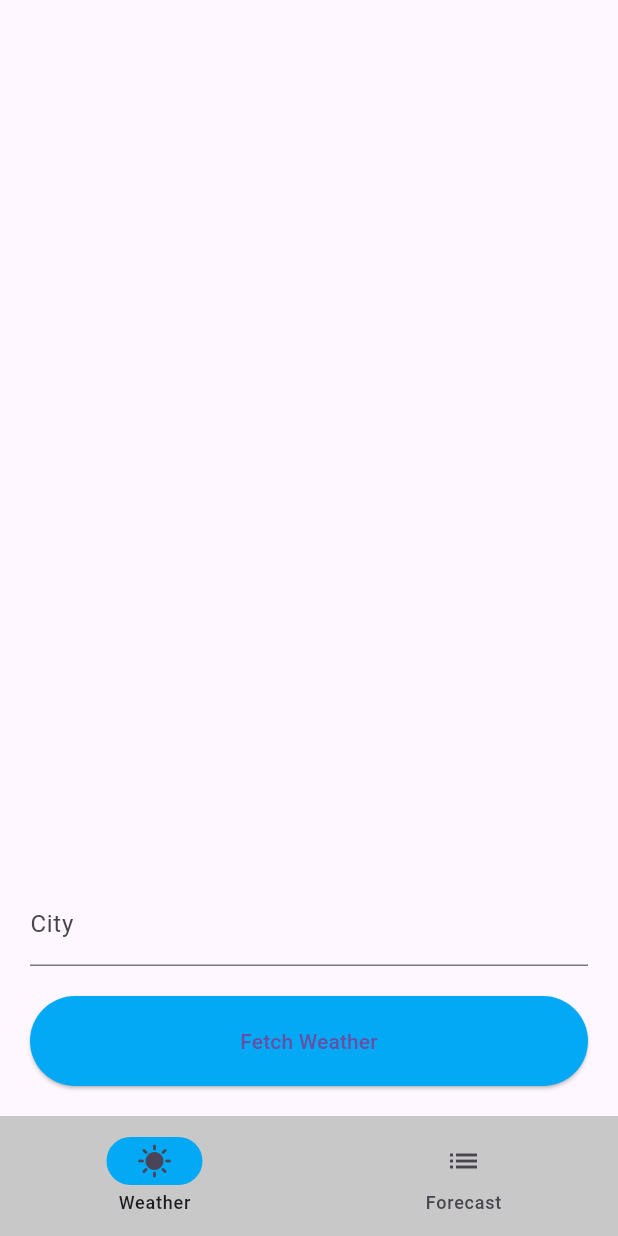
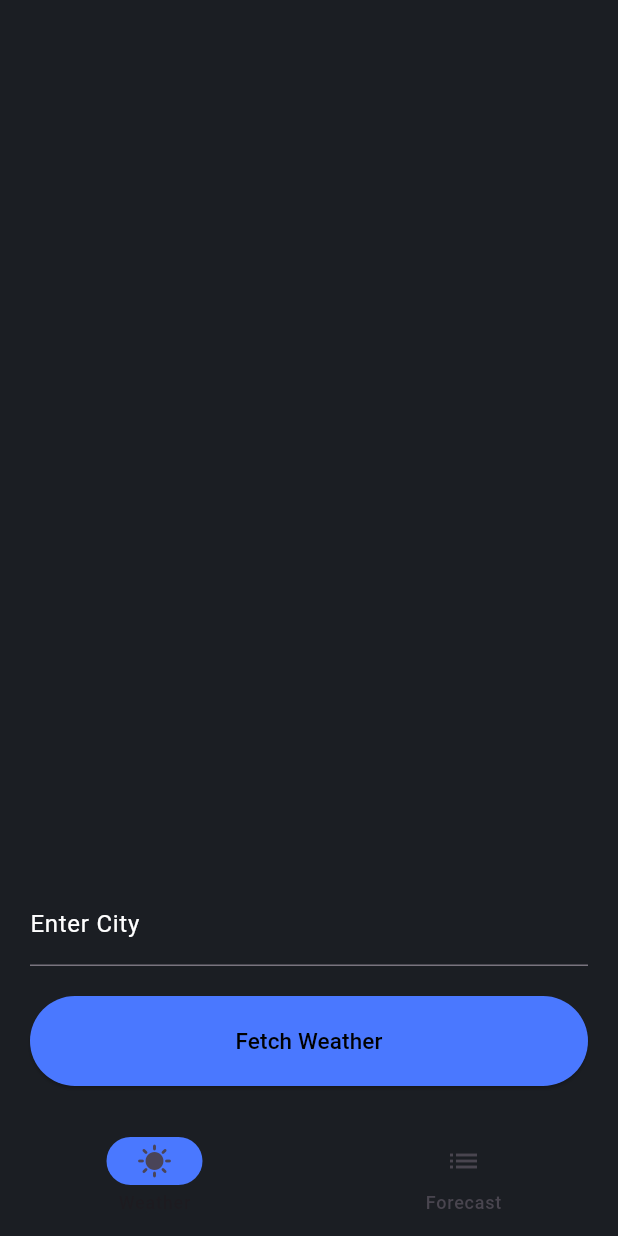
Before and after one commit to TyostoKarry/flutter-weather-app, a Flutter app: the screen it shows after launch, on a phone screen of 412 x 824 dp. Run offline on Flutter 3.47's test engine with Material 3 defaults, Android fonts, the phone set to English and light mode, and no system bars; our stand-ins replace flutter_dotenv, flutter_keyboard_visibility.

Commit message:
Styled the application

```diff
--- a/lib/main.dart
+++ b/lib/main.dart
@@ -51,8 +51,8 @@ class _MyNavigationBarState extends State<MyNavigationBar> {
             },
           );
         },
-        indicatorColor: Colors.lightBlue,
-        backgroundColor: const Color.fromARGB(255, 200, 200, 200),
+        indicatorColor: const Color.fromARGB(255, 74, 120, 255),
+        backgroundColor: const Color.fromARGB(255, 27, 30, 35),
         selectedIndex: currentPageIndex,
         destinations: const <Widget>[
           NavigationDestination(
--- a/lib/screens/weather_screen.dart
+++ b/lib/screens/weather_screen.dart
@@ -17,7 +17,7 @@ class WeatherScreen extends StatefulWidget {
 class _WeatherScreenState extends State<WeatherScreen> {
   String? apiKey = dotenv.env['API_KEY'] ?? "";
 
-  // Height of the displayed data changed acordingly if keyboard is opened and closed
+  // Height of the displayed data container. Is changed accordingly if keyboard is opened and closed
   double keyboardSize = 0;
 
   // Data gained from the openweathermap API
@@ -102,7 +102,9 @@ class _WeatherScreenState extends State<WeatherScreen> {
 
   @override
   Widget build(BuildContext context) {
-    return Column(
+    return Scaffold(
+      backgroundColor: const Color.fromARGB(255, 27, 30, 35),
+      body: Column(
         children: <Widget>[
           if (weatherIcon.isNotEmpty &&
               cityName.isNotEmpty &&
@@ -114,24 +116,25 @@ class _WeatherScreenState extends State<WeatherScreen> {
               child: SingleChildScrollView(
                 child: Column(
                   children: <Widget>[
-                  const SizedBox(height: 40),
-                  Row(
+                    const SizedBox(height: 50),
+                    Padding(
+                      padding: const EdgeInsets.symmetric(horizontal: 20),
+                      child: ClipRRect(
+                        borderRadius: BorderRadius.circular(20),
+                        child: Container(
+                          color: const Color.fromARGB(255, 74, 120, 255),
+                          child: Row(
                             mainAxisAlignment: MainAxisAlignment.spaceEvenly,
                             children: <Widget>[
-                      ClipRRect(
-                        borderRadius: BorderRadius.circular(20),
-                        child: Container(
-                          color: Colors.lightBlue,
-                          child: Image.network(
+                              Image.network(
                                 'https://openweathermap.org/img/wn/$weatherIcon@4x.png',
                                 height: 150,
                                 width: 150,
                               ),
-                        ),
-                      ),
                               Column(
                                 children: <Widget>[
-                          Text(cityName, style: const TextStyle(fontSize: 40)),
+                                  Text(cityName,
+                                      style: const TextStyle(fontSize: 35)),
                                   Row(
                                     children: [
                                       const Icon(Icons.thermostat),
@@ -144,20 +147,32 @@ class _WeatherScreenState extends State<WeatherScreen> {
                               )
                             ],
                           ),
+                        ),
+                      ),
+                    ),
                     const SizedBox(height: 30),
                     Row(
                       mainAxisAlignment: MainAxisAlignment.spaceEvenly,
                       children: <Widget>[
                         WeatherDataBlock(
-                          myIcon: const Icon(Icons.thermostat),
+                            myIcon: const Icon(
+                              Icons.thermostat,
+                              color: Colors.black,
+                            ),
                             description: "Feels like",
                             state: "$feelsLike °C"),
                         WeatherDataBlock(
-                          myIcon: const Icon(Icons.air),
+                            myIcon: const Icon(
+                              Icons.air,
+                              color: Colors.black,
+                            ),
                             description: "Wind speed",
                             state: "$windSpeed m/s"),
                         WeatherDataBlock(
-                          myIcon: const Icon(Icons.cloud_outlined),
+                            myIcon: const Icon(
+                              Icons.cloud_outlined,
+                              color: Colors.black,
+                            ),
                             description: "Cloudiness",
                             state: "$cloudyness %"),
                       ],
@@ -167,15 +182,24 @@ class _WeatherScreenState extends State<WeatherScreen> {
                       mainAxisAlignment: MainAxisAlignment.spaceEvenly,
                       children: <Widget>[
                         WeatherDataBlock(
-                          myIcon: const Icon(Icons.compress),
+                            myIcon: const Icon(
+                              Icons.compress,
+                              color: Colors.black,
+                            ),
                             description: "Pressure",
                             state: "$pressure hPa"),
                         WeatherDataBlock(
-                          myIcon: const Icon(Icons.water_drop_outlined),
+                            myIcon: const Icon(
+                              Icons.water_drop_outlined,
+                              color: Colors.black,
+                            ),
                             description: "Humidity",
                             state: "$humidity %"),
                         WeatherDataBlock(
-                          myIcon: const Icon(Icons.visibility_outlined),
+                            myIcon: const Icon(
+                              Icons.visibility_outlined,
+                              color: Colors.black,
+                            ),
                             description: "Visibility",
                             state: "$visibility m"),
                       ],
@@ -193,7 +217,11 @@ class _WeatherScreenState extends State<WeatherScreen> {
                   Padding(
                     padding: const EdgeInsets.symmetric(horizontal: 20),
                     child: TextField(
-                    decoration: const InputDecoration(labelText: "City"),
+                      decoration: const InputDecoration(
+                        labelText: "Enter City",
+                        labelStyle: TextStyle(color: Colors.white),
+                      ),
+                      style: const TextStyle(color: Colors.white),
                       onChanged: (value) {
                         cityInput = value;
                       },
@@ -205,11 +233,15 @@ class _WeatherScreenState extends State<WeatherScreen> {
                     child: ElevatedButton(
                       style: ElevatedButton.styleFrom(
                           minimumSize: const Size(double.infinity, 60),
-                        backgroundColor: Colors.lightBlue),
+                          backgroundColor:
+                              const Color.fromARGB(255, 74, 120, 255)),
                       onPressed: () {
                         fetchWeatherData();
                       },
-                    child: const Text("Fetch Weather"),
+                      child: const Text(
+                        "Fetch Weather",
+                        style: TextStyle(fontSize: 15, color: Colors.black),
+                      ),
                     ),
                   )
                 ],
@@ -218,6 +250,7 @@ class _WeatherScreenState extends State<WeatherScreen> {
           ),
           const SizedBox(height: 20),
         ],
+      ),
     );
   }
 }
```
Also changed, not shown: lib/components/weather_data_block.dart (+9 -3 lines), lib/screens/forecast_screen.dart (+25 -9 lines), 1 other file. Lines whose indentation alone changed are shown as unchanged.
